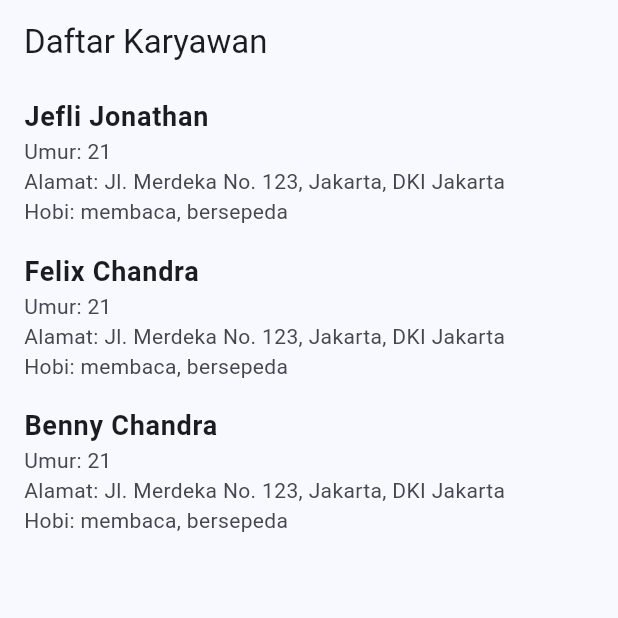
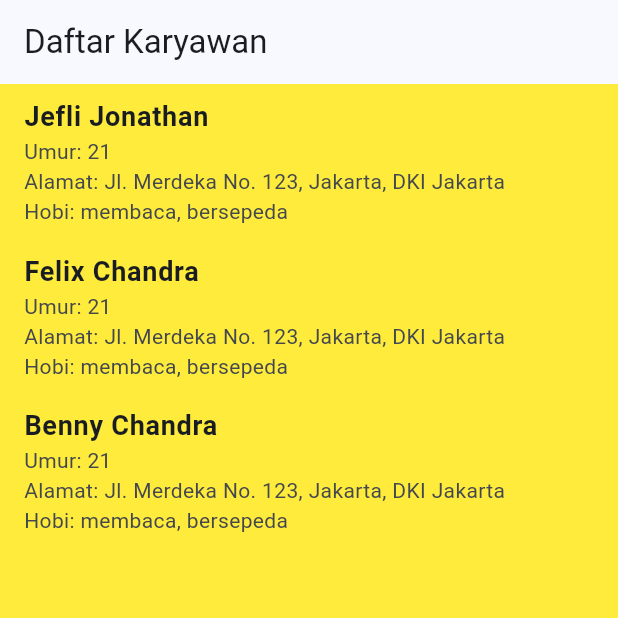
Before and after one commit to Mobile-Programming-MDP/materi-flutter-jeflijonathan-1, a Flutter app: the screen it shows after launch, on a phone screen of 412 x 824 dp, the top half of it. Run offline on Flutter 3.47's test engine with Material 3 defaults, Android fonts, the phone set to English and light mode, and no system bars.

Commit message:
Set scaffold background color to yellow
Add scaffoldBackgroundColor: Colors.yellow to ThemeData in main.dart to make the app's default scaffold background yellow. Keeps existing colorScheme and Material3 configuration.

```diff
--- a/karyawan/lib/main.dart
+++ b/karyawan/lib/main.dart
@@ -17,6 +17,7 @@ class MyApp extends StatelessWidget {
       title: 'Flutter Demo',
       debugShowCheckedModeBanner: false,
       theme: ThemeData(
+        scaffoldBackgroundColor: Colors.yellow,
         colorScheme: ColorScheme.fromSeed(seedColor: Colors.blue),
         useMaterial3: true,
       ),
```
